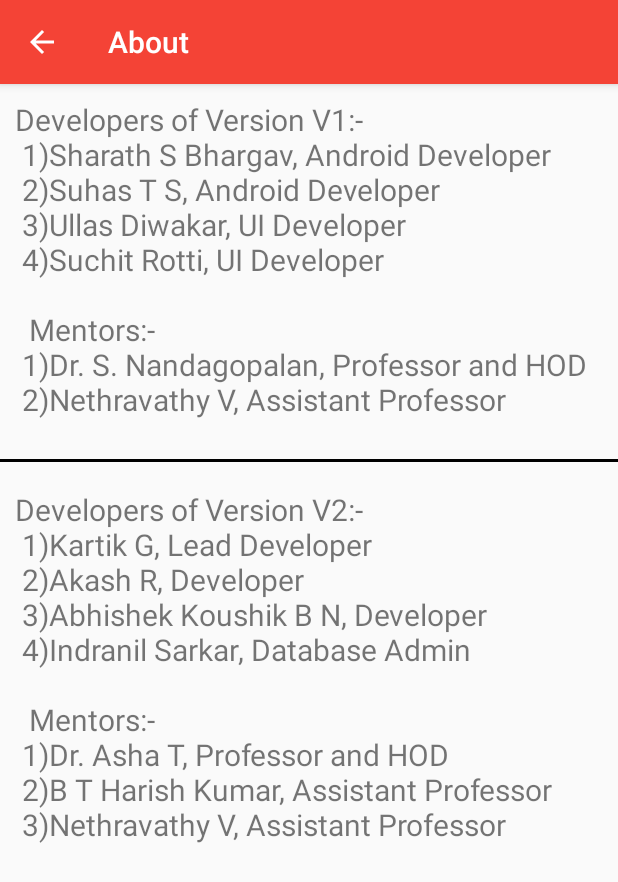
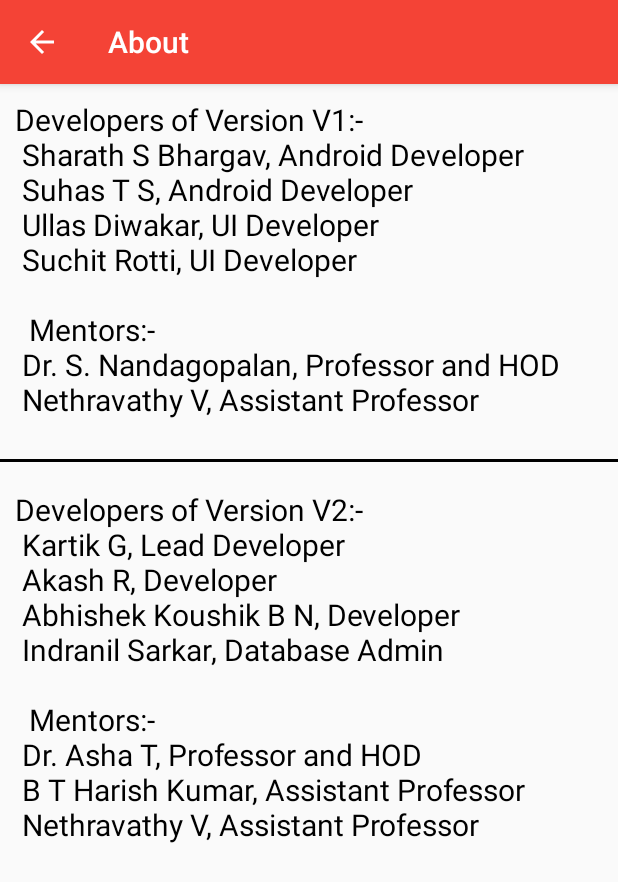
Before and after one commit to KirikCoders/BITCSE, an Android app: the AboutActivity screen opened directly, with no data from a screen before it, on a phone screen of 412 x 824 dp. Shown: the top 882 px of the screen. Run offline under Robolectric (Android 15) with nearby library versions, the light colour scheme and no system bars; network calls fail.

Commit message:
UI Changes to About Activity

```diff
--- a/app/src/main/res/layout/activity_about.xml
+++ b/app/src/main/res/layout/activity_about.xml
@@ -12,7 +12,8 @@
         android:layout_width="wrap_content"
         android:layout_height="wrap_content"
         android:padding="10dp"
-        android:text="Developers of Version V1:- \n 1)Sharath S Bhargav, Android Developer \n 2)Suhas T S, Android Developer \n 3)Ullas Diwakar, UI Developer \n 4)Suchit Rotti, UI Developer \n \n  Mentors:-\n 1)Dr. S. Nandagopalan, Professor and HOD \n 2)Nethravathy V, Assistant Professor"
+        android:text="Developers of Version V1:- \n Sharath S Bhargav, Android Developer \n Suhas T S, Android Developer \n Ullas Diwakar, UI Developer \n Suchit Rotti, UI Developer \n \n  Mentors:-\n Dr. S. Nandagopalan, Professor and HOD \n Nethravathy V, Assistant Professor"
+        android:textColor="@color/common_google_signin_btn_text_dark_focused"
         android:textSize="20sp" />
 
     <View
@@ -28,6 +29,7 @@
         android:layout_height="wrap_content"
         android:layout_marginTop="260dp"
         android:padding="10dp"
-        android:text="Developers of Version V2:- \n 1)Kartik G, Lead Developer \n 2)Akash R, Developer \n 3)Abhishek Koushik B N, Developer \n 4)Indranil Sarkar, Database Admin \n \n  Mentors:-\n 1)Dr. Asha T, Professor and HOD \n 2)B T Harish Kumar, Assistant Professor \n 3)Nethravathy V, Assistant Professor"
+        android:text="Developers of Version V2:- \n Kartik G, Lead Developer \n Akash R, Developer \n Abhishek Koushik B N, Developer \n Indranil Sarkar, Database Admin \n \n  Mentors:-\n Dr. Asha T, Professor and HOD \n B T Harish Kumar, Assistant Professor \n Nethravathy V, Assistant Professor"
+        android:textColor="@color/common_google_signin_btn_text_dark_focused"
         android:textSize="20sp" />
 </RelativeLayout>
```
